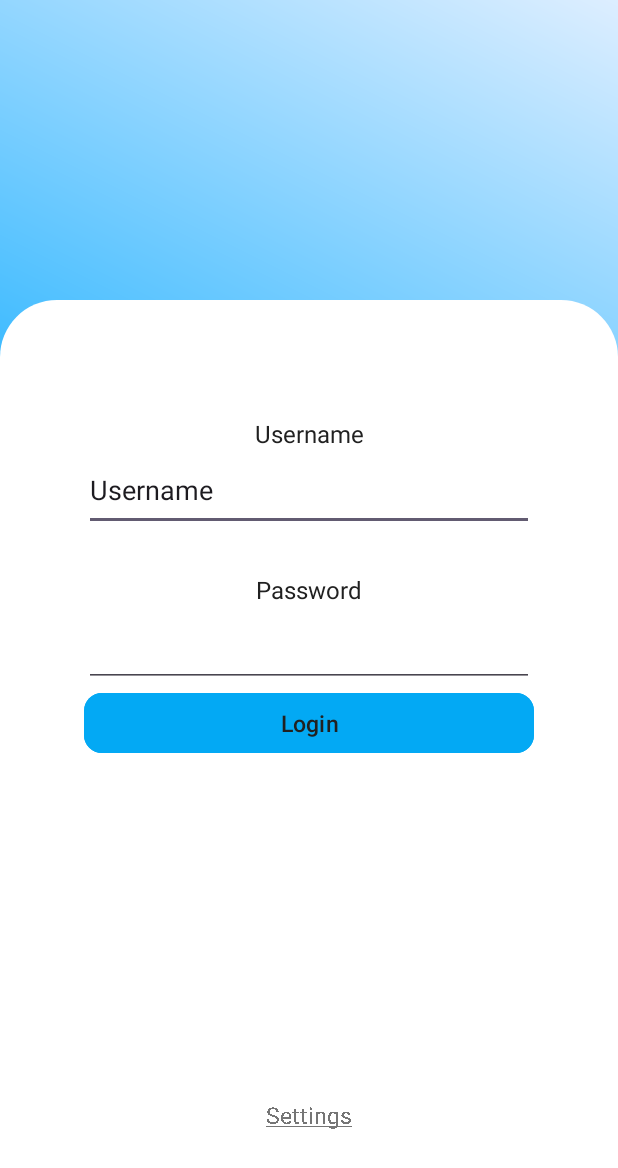
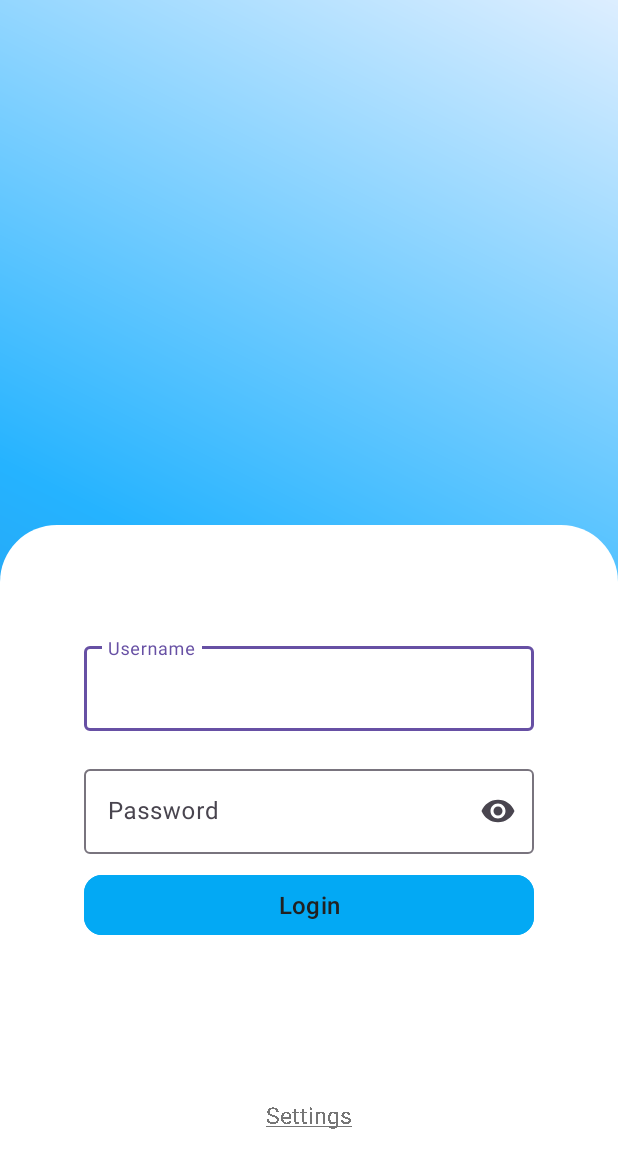
Before and after one commit to TristanKlein09/FSM-Mobile, an Android app: the screen it shows after launch (LoginActivity), on a phone screen of 412 x 824 dp. Shown: the top 1168 px of the screen. Run offline under Robolectric (Android 15) with nearby library versions, the phone set to English and light mode, and no system bars.

Commit message:
Added some styling

```diff
--- a/app/src/main/java/com/fsm/mobile/activity/LoginActivity.kt
+++ b/app/src/main/java/com/fsm/mobile/activity/LoginActivity.kt
@@ -19,6 +19,8 @@ import com.fsm.mobile.network.HttpClient
 import com.fsm.mobile.permission.PermissionType
 import com.fsm.mobile.service.AndroidActivityService
 import com.fsm.mobile.service.AndroidPermissionService
+import com.google.android.material.dialog.MaterialAlertDialogBuilder
+import com.google.android.material.textfield.TextInputEditText
 import kotlinx.coroutines.launch
 
 /**
@@ -26,11 +28,11 @@ import kotlinx.coroutines.launch
  */
 class LoginActivity: AppCompatActivity() {
     //Components
-    private lateinit var tvUsername: TextView
-    private lateinit var tvPassword: TextView
+    //private lateinit var tvUsername: TextView
+    //private lateinit var tvPassword: TextView
     private lateinit var tvPrompt: TextView
-    private lateinit var etUsername: EditText
-    private lateinit var etPassword: EditText
+    private lateinit var etUsername: TextInputEditText
+    private lateinit var etPassword: TextInputEditText
     private lateinit var buttonLogin: Button
     private lateinit var tvSettings: TextView
 
@@ -54,8 +56,8 @@ class LoginActivity: AppCompatActivity() {
 
 
         //Initialising the components
-        this.tvUsername = findViewById(R.id.tvPassword)
-        this.tvPassword = findViewById(R.id.tvUsername)
+        //this.tvUsername = findViewById(R.id.tvPassword)
+        //this.tvPassword = findViewById(R.id.tvUsername)
         this.tvPrompt = findViewById(R.id.tvPrompt)
         this.etUsername = findViewById(R.id.etUsername)
         this.etPassword = findViewById(R.id.etPassword)
@@ -87,7 +89,7 @@ class LoginActivity: AppCompatActivity() {
         tvSettings.setOnClickListener {
             Log.i("Self", "Login Settings button pressed")
 
-            AlertDialog.Builder(this)
+            val dialogue = MaterialAlertDialogBuilder(this)
                 .setTitle("Caution!")
                 .setMessage("Editing these settings could cause the app to behave in unexpected ways. " +
                         "Are you sure you want to proceed?")
@@ -103,9 +105,11 @@ class LoginActivity: AppCompatActivity() {
                 }
                 .show()
 
+            dialogue.getButton(AlertDialog.BUTTON_POSITIVE)
+                .setTextColor(getColor(R.color.text_secondary))
 
-
-
+            dialogue.getButton(AlertDialog.BUTTON_NEGATIVE)
+                .setTextColor(getColor(R.color.primary))
         }
     }
 
--- a/app/src/main/res/drawable/login_background.xml
+++ b/app/src/main/res/drawable/login_background.xml
@@ -15,7 +15,7 @@
     </item>
 
     <!-- Top layer -->
-    <item android:top="200dp">
+    <item android:top="350dp">
         <shape>
             <solid android:color="#FFFFFF"/>
             <corners android:topLeftRadius="38dp"
--- /dev/null
+++ b/app/src/main/res/font/dmsans_variablefont.xml
@@ -0,0 +1,19 @@
+<?xml version="1.0" encoding="utf-8"?>
+<font-family xmlns:android="http://schemas.android.com/apk/res/android"
+    xmlns:app="http://schemas.android.com/apk/res-auto">
+    <font
+        android:font="@font/dmsans_variable"
+        android:fontStyle="normal"
+        android:fontWeight="400"
+        app:font="@font/dmsans_variable"
+        app:fontStyle="normal"
+        app:fontWeight="400" />
+
+    <font
+        android:font="@font/dmsans_variable"
+        android:fontStyle="normal"
+        android:fontWeight="400"
+        app:font="@font/dmsans_variable"
+        app:fontStyle="normal"
+        app:fontWeight="400" />
+</font-family>
--- a/app/src/main/res/layout/activity_login.xml
+++ b/app/src/main/res/layout/activity_login.xml
@@ -6,77 +6,71 @@
     android:layout_height="match_parent"
     android:background="@drawable/login_background">
 
-    <TextView
-        android:id="@+id/tvPrompt"
-        style="@style/BodyText"
-        android:layout_width="wrap_content"
+    <com.google.android.material.textfield.TextInputLayout
+        android:id="@+id/Username"
+        style="@style/Widget.Material3.TextInputLayout.OutlinedBox"
+        android:layout_width="300dp"
         android:layout_height="wrap_content"
-        app:layout_constraintEnd_toEndOf="@+id/buttonLogin"
-        app:layout_constraintStart_toStartOf="@+id/buttonLogin"
-        app:layout_constraintTop_toBottomOf="@+id/buttonLogin"
-        tools:text="Prompt" />
-
-    <TextView
-        android:id="@+id/tvUsername"
-        style="@style/Subheading"
-        android:layout_width="wrap_content"
-        android:layout_height="wrap_content"
-        android:text="Username"
-        app:layout_constraintBottom_toTopOf="@+id/etUsername"
-        app:layout_constraintEnd_toEndOf="parent"
-        app:layout_constraintHorizontal_bias="0.5"
-        app:layout_constraintStart_toStartOf="parent" />
-
-    <TextView
-        android:id="@+id/tvPassword"
-        style="@style/Subheading"
-        android:layout_width="wrap_content"
-        android:layout_height="wrap_content"
-        android:text="Password"
-        app:layout_constraintBottom_toTopOf="@+id/etPassword"
-        app:layout_constraintEnd_toEndOf="parent"
-        app:layout_constraintHorizontal_bias="0.5"
-        app:layout_constraintStart_toStartOf="parent" />
-
-    <EditText
-        android:id="@+id/etUsername"
-        style=""
-        android:layout_width="300dp"
-        android:layout_height="54dp"
-        android:layout_marginTop="300dp"
-        android:ems="10"
-        android:inputType="text"
-        android:text="Username"
+        android:layout_marginTop="425dp"
+        android:hint="Username"
         app:layout_constraintEnd_toEndOf="parent"
         app:layout_constraintHorizontal_bias="0.5"
         app:layout_constraintStart_toStartOf="parent"
-        app:layout_constraintTop_toTopOf="parent" />
+        app:layout_constraintTop_toTopOf="parent">
 
-    <EditText
-        android:id="@+id/etPassword"
-        style=""
+        <com.google.android.material.textfield.TextInputEditText
+            android:id="@+id/etUsername"
+            android:layout_width="match_parent"
+            android:layout_height="wrap_content"
+            android:inputType="text" />
+
+    </com.google.android.material.textfield.TextInputLayout>
+
+    <com.google.android.material.textfield.TextInputLayout
+        android:id="@+id/tilPassword"
+        style="@style/Widget.Material3.TextInputLayout.OutlinedBox"
         android:layout_width="300dp"
-        android:layout_height="54dp"
-        android:layout_marginTop="50dp"
-        android:ems="10"
-        android:inputType="textPassword"
+        android:layout_height="wrap_content"
+        android:layout_marginTop="20dp"
+        android:hint="Password"
+        app:endIconMode="password_toggle"
         app:layout_constraintEnd_toEndOf="parent"
         app:layout_constraintHorizontal_bias="0.5"
         app:layout_constraintStart_toStartOf="parent"
-        app:layout_constraintTop_toBottomOf="@+id/etUsername"
-        tools:text="Password" />
+        app:layout_constraintTop_toBottomOf="@+id/Username">
+
+        <com.google.android.material.textfield.TextInputEditText
+            android:id="@+id/etPassword"
+            android:layout_width="match_parent"
+            android:layout_height="wrap_content"
+            android:inputType="textPassword" />
+
+    </com.google.android.material.textfield.TextInputLayout>
 
     <Button
         android:id="@+id/buttonLogin"
         style="@style/PrimaryButton"
         android:layout_width="300dp"
         android:layout_height="wrap_content"
+        android:layout_marginTop="10dp"
         android:text="Login"
         app:cornerRadius="12dp"
         app:layout_constraintEnd_toEndOf="parent"
         app:layout_constraintHorizontal_bias="0.5"
         app:layout_constraintStart_toStartOf="parent"
-        app:layout_constraintTop_toBottomOf="@+id/etPassword" />
+        app:layout_constraintTop_toBottomOf="@+id/tilPassword" />
+
+    <TextView
+        android:id="@+id/tvPrompt"
+        style="@style/BodyText"
+        android:layout_width="wrap_content"
+        android:layout_height="wrap_content"
+        android:layout_marginTop="5dp"
+        app:layout_constraintEnd_toEndOf="parent"
+        app:layout_constraintHorizontal_bias="0.5"
+        app:layout_constraintStart_toStartOf="parent"
+        app:layout_constraintTop_toBottomOf="@+id/buttonLogin"
+        tools:text="Prompt" />
 
     <TextView
         android:id="@+id/tvSettings"
--- a/app/src/main/res/values/themes.xml
+++ b/app/src/main/res/values/themes.xml
@@ -12,17 +12,26 @@
         <item name="android:textColor">
             @color/text_primary
         </item>
+        <item name="android:fontFamily">
+            @font/dmsans_variablefont
+        </item>
+        <item name="android:textFontWeight">
+            650
+        </item>
         <item name="android:backgroundTint">
             @color/primary
         </item>
         <item name="android:textSize">
-            15sp
+            16sp
         </item>
     </style>
 
     <style name="ClickableTextView">
         <item name="android:textColor">
             @color/text_secondary
+        </item>
+        <item name="android:fontFamily">
+            @font/dmsans_variablefont
         </item>
         <item name="android:textSize">
             15sp
@@ -33,14 +42,23 @@
         <item name="android:textColor">
             @color/text_primary
         </item>
+        <item name="android:fontFamily">
+            @font/dmsans_variablefont
+        </item>
+        <item name="android:textFontWeight">
+            600
+        </item>
         <item name="android:textSize">
-            28sp
+            32sp
         </item>
     </style>
 
     <style name="SectionHeading">
         <item name="android:textColor">
             @color/text_primary
+        </item>
+        <item name="android:fontFamily">
+            @font/dmsans_variablefont
         </item>
         <item name="android:textSize">
             20sp
@@ -51,6 +69,9 @@
         <item name="android:textColor">
             @color/text_primary
         </item>
+        <item name="android:fontFamily">
+            @font/dmsans_variablefont
+        </item>
         <item name="android:textSize">
             16sp
         </item>
@@ -59,6 +80,9 @@
     <style name="BodyText">
         <item name="android:textColor">
             @color/text_primary
+        </item>
+        <item name="android:fontFamily">
+            @font/dmsans_variablefont
         </item>
         <item name="android:textSize">
             14sp
@@ -69,6 +93,9 @@
         <item name="android:textColor">
             @color/text_primary
         </item>
+        <item name="android:fontFamily">
+            @font/dmsans_variablefont
+        </item>
         <item name="android:textSize">
             12sp
         </item>
```
Also changed, not shown: app/src/main/res/drawable/background.xml (added, +11 -0 lines), app/src/main/res/layout/activity_login_settings.xml (+24 -20 lines), app/src/main/res/font/dmsans_variable.ttf (added).
